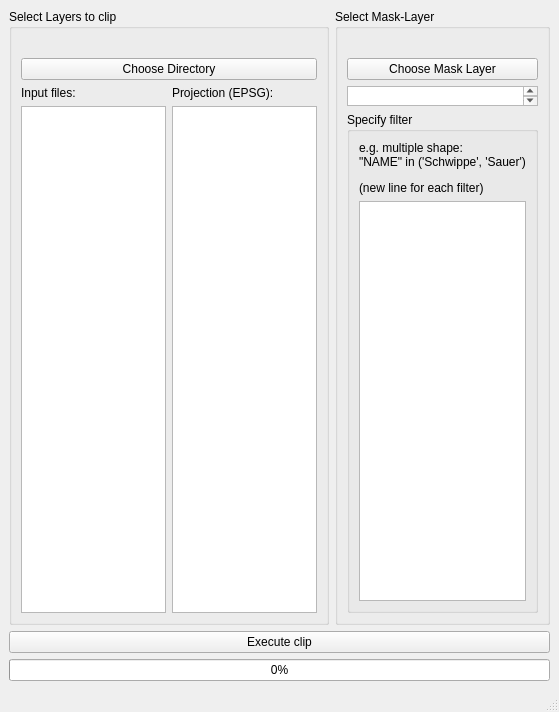
First picture: the form in gis_clip/UI/main.ui, repository gummibumm/gis_clip, before the edit.
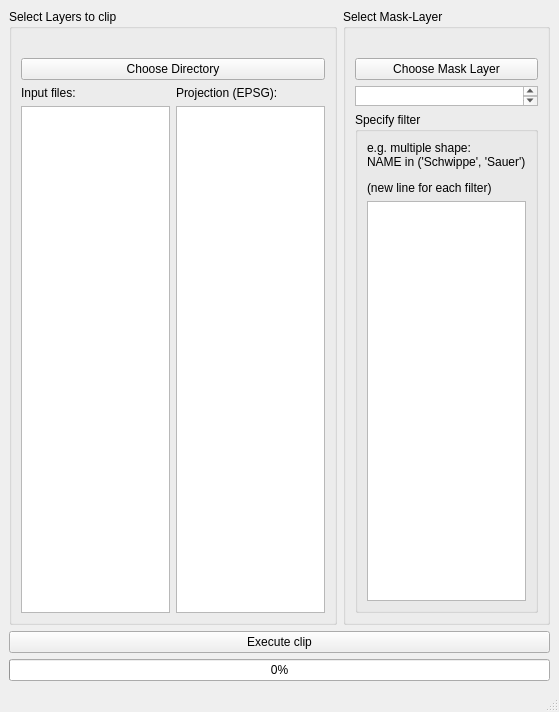
Second picture: the form after the edit.

Commit message: added area distance to shape

The edit to the form file:
```diff
--- a/gis_clip/UI/main.ui
+++ b/gis_clip/UI/main.ui
@@ -122,7 +122,7 @@
                 <item>
                  <widget class="QLabel" name="label">
                   <property name="text">
-                   <string>&lt;html&gt;&lt;head/&gt;&lt;body&gt;&lt;p&gt;e.g. multiple shape: &lt;br/&gt;&amp;quot;NAME&amp;quot; in ('Schwippe', 'Sauer')&lt;/p&gt;&lt;p&gt;(new line for each filter)&lt;/p&gt;&lt;/body&gt;&lt;/html&gt;</string>
+                   <string>&lt;html&gt;&lt;head/&gt;&lt;body&gt;&lt;p&gt;e.g. multiple shape: &lt;br/&gt;NAME in ('Schwippe', 'Sauer')&lt;/p&gt;&lt;p&gt;(new line for each filter)&lt;/p&gt;&lt;/body&gt;&lt;/html&gt;</string>
                   </property>
                  </widget>
                 </item>
```
The commit also changes 4 other files.
